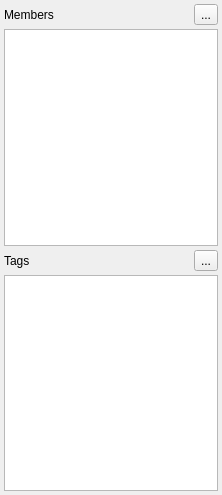
This is src/Docks/MinimumRelationProperties.ui in openstreetmap/merkaartor as Qt 5 draws it before an edit. The edited form follows.
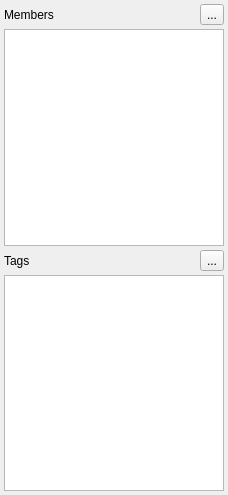
This is the edited form. Icons and pictures are not drawn.

What changed in the file:
```diff
--- a/src/Docks/MinimumRelationProperties.ui
+++ b/src/Docks/MinimumRelationProperties.ui
@@ -1,11 +1,11 @@
 <ui version="4.0" >
  <class>RelationProperties</class>
- <widget class="QWidget" name="RelationProperties" >
-  <property name="geometry" >
+ <widget class="QWidget" name="RelationProperties">
+  <property name="geometry">
    <rect>
     <x>0</x>
     <y>0</y>
-    <width>222</width>
+    <width>228</width>
     <height>495</height>
    </rect>
   </property>
```
Left out of the diff: 65 changed lines with no effect on the pictures.
